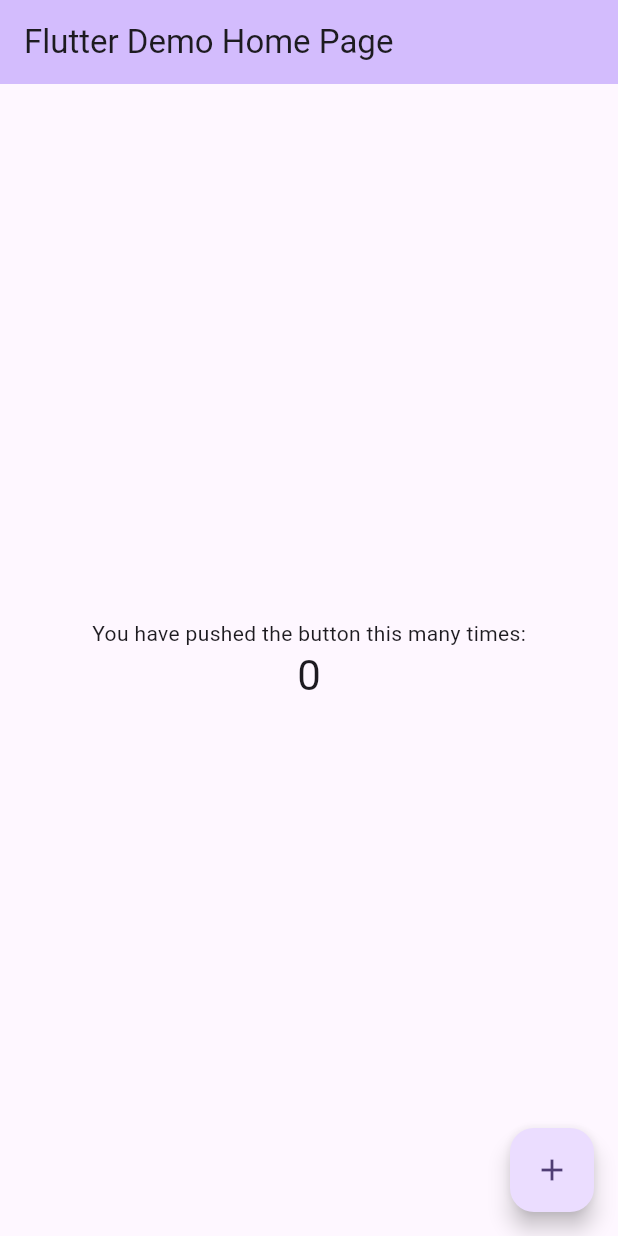
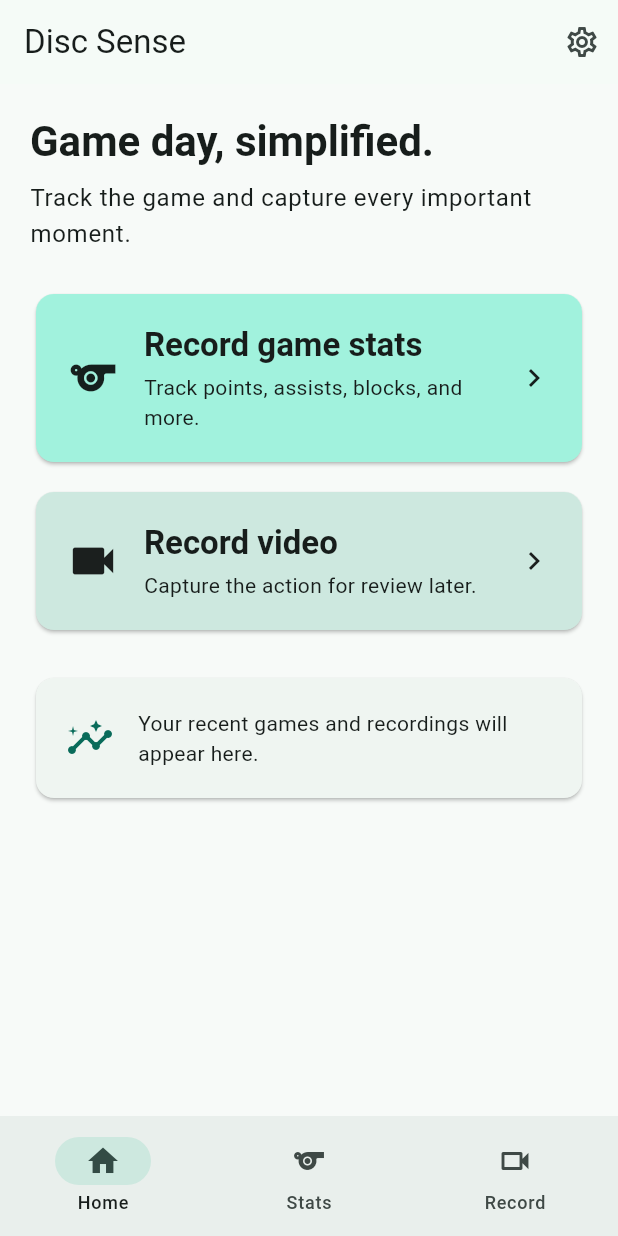
Before and after one commit to Disc-Sense/android-dev, a Flutter app: the screen it shows after launch, on a phone screen of 412 x 824 dp. Run offline on Flutter 3.47's test engine with Material 3 defaults, Android fonts, the phone set to English and light mode, and no system bars.

Commit message:
Added Pages for Statistics and Recording

```diff
--- a/disc_sense/lib/main.dart
+++ b/disc_sense/lib/main.dart
@@ -1,122 +1,212 @@
 import 'package:flutter/material.dart';
 
+import 'stats_page.dart';
+import 'video_page.dart';
+
 void main() {
-  runApp(const MyApp());
+  runApp(const DiscSenseApp());
 }
 
-class MyApp extends StatelessWidget {
-  const MyApp({super.key});
+class DiscSenseApp extends StatelessWidget {
+  const DiscSenseApp({super.key});
 
-  // This widget is the root of your application.
   @override
   Widget build(BuildContext context) {
     return MaterialApp(
-      title: 'Flutter Demo',
+      title: 'Disc Sense',
+      debugShowCheckedModeBanner: false,
       theme: ThemeData(
-        // This is the theme of your application.
-        //
-        // TRY THIS: Try running your application with "flutter run". You'll see
-        // the application has a purple toolbar. Then, without quitting the app,
-        // try changing the seedColor in the colorScheme below to Colors.green
-        // and then invoke "hot reload" (save your changes or press the "hot
-        // reload" button in a Flutter-supported IDE, or press "r" if you used
-        // the command line to start the app).
-        //
-        // Notice that the counter didn't reset back to zero; the application
-        // state is not lost during the reload. To reset the state, use hot
-        // restart instead.
-        //
-        // This works for code too, not just values: Most code changes can be
-        // tested with just a hot reload.
-        colorScheme: .fromSeed(seedColor: Colors.deepPurple),
+        colorScheme: ColorScheme.fromSeed(
+          seedColor: const Color(0xFF176B5B),
+          brightness: Brightness.light,
         ),
-      home: const MyHomePage(title: 'Flutter Demo Home Page'),
+        useMaterial3: true,
+        scaffoldBackgroundColor: const Color(0xFFF7FAF8),
+        inputDecorationTheme: const InputDecorationTheme(
+          border: OutlineInputBorder(),
+        ),
+      ),
+      home: const AppShell(),
     );
   }
 }
 
-class MyHomePage extends StatefulWidget {
-  const MyHomePage({super.key, required this.title});
-
-  // This widget is the home page of your application. It is stateful, meaning
-  // that it has a State object (defined below) that contains fields that affect
-  // how it looks.
-
-  // This class is the configuration for the state. It holds the values (in this
-  // case the title) provided by the parent (in this case the App widget) and
-  // used by the build method of the State. Fields in a Widget subclass are
-  // always marked "final".
-
-  final String title;
+class AppShell extends StatefulWidget {
+  const AppShell({super.key});
 
   @override
-  State<MyHomePage> createState() => _MyHomePageState();
+  State<AppShell> createState() => _AppShellState();
 }
 
-class _MyHomePageState extends State<MyHomePage> {
-  int _counter = 0;
-
-  void _incrementCounter() {
-    setState(() {
-      // This call to setState tells the Flutter framework that something has
-      // changed in this State, which causes it to rerun the build method below
-      // so that the display can reflect the updated values. If we changed
-      // _counter without calling setState(), then the build method would not be
-      // called again, and so nothing would appear to happen.
-      _counter++;
-    });
-  }
+class _AppShellState extends State<AppShell> {
+  int _selectedIndex = 0;
 
   @override
   Widget build(BuildContext context) {
-    // This method is rerun every time setState is called, for instance as done
-    // by the _incrementCounter method above.
-    //
-    // The Flutter framework has been optimized to make rerunning build methods
-    // fast, so that you can just rebuild anything that needs updating rather
-    // than having to individually change instances of widgets.
+    final pages = <Widget>[
+      HomePage(
+        onOpenStats: () => setState(() => _selectedIndex = 1),
+        onOpenVideo: () => setState(() => _selectedIndex = 2),
+      ),
+      const StatsPage(),
+      const VideoPage(),
+    ];
+
+    return Scaffold(
+      body: IndexedStack(index: _selectedIndex, children: pages),
+      bottomNavigationBar: NavigationBar(
+        selectedIndex: _selectedIndex,
+        onDestinationSelected: (index) {
+          setState(() => _selectedIndex = index);
+        },
+        destinations: const [
+          NavigationDestination(
+            icon: Icon(Icons.home_outlined),
+            selectedIcon: Icon(Icons.home),
+            label: 'Home',
+          ),
+          NavigationDestination(
+            icon: Icon(Icons.sports_outlined),
+            selectedIcon: Icon(Icons.sports),
+            label: 'Stats',
+          ),
+          NavigationDestination(
+            icon: Icon(Icons.videocam_outlined),
+            selectedIcon: Icon(Icons.videocam),
+            label: 'Record',
+          ),
+        ],
+      ),
+    );
+  }
+}
+
+class HomePage extends StatelessWidget {
+  const HomePage({
+    super.key,
+    required this.onOpenStats,
+    required this.onOpenVideo,
+  });
+
+  final VoidCallback onOpenStats;
+  final VoidCallback onOpenVideo;
+
+  @override
+  Widget build(BuildContext context) {
     return Scaffold(
       appBar: AppBar(
-        // TRY THIS: Try changing the color here to a specific color (to
-        // Colors.amber, perhaps?) and trigger a hot reload to see the AppBar
-        // change color while the other colors stay the same.
-        backgroundColor: Theme.of(context).colorScheme.inversePrimary,
-        // Here we take the value from the MyHomePage object that was created by
-        // the App.build method, and use it to set our appbar title.
-        title: Text(widget.title),
+        title: const Text('Disc Sense'),
+        actions: [
+          IconButton(
+            onPressed: () {},
+            icon: const Icon(Icons.settings_outlined),
+            tooltip: 'Settings',
           ),
-      body: Center(
-        // Center is a layout widget. It takes a single child and positions it
-        // in the middle of the parent.
-        child: Column(
-          // Column is also a layout widget. It takes a list of children and
-          // arranges them vertically. By default, it sizes itself to fit its
-          // children horizontally, and tries to be as tall as its parent.
-          //
-          // Column has various properties to control how it sizes itself and
-          // how it positions its children. Here we use mainAxisAlignment to
-          // center the children vertically; the main axis here is the vertical
-          // axis because Columns are vertical (the cross axis would be
-          // horizontal).
-          //
-          // TRY THIS: Invoke "debug painting" (choose the "Toggle Debug Paint"
-          // action in the IDE, or press "p" in the console), to see the
-          // wireframe for each widget.
-          mainAxisAlignment: .center,
+        ],
+      ),
+      body: ListView(
+        padding: const EdgeInsets.all(20),
         children: [
-            const Text('You have pushed the button this many times:'),
           Text(
-              '$_counter',
-              style: Theme.of(context).textTheme.headlineMedium,
+            'Game day, simplified.',
+            style: Theme.of(context).textTheme.headlineMedium
+                ?.copyWith(fontWeight: FontWeight.bold),
+          ),
+          const SizedBox(height: 8),
+          Text(
+            'Track the game and capture every important moment.',
+            style: Theme.of(context).textTheme.bodyLarge,
+          ),
+          const SizedBox(height: 24),
+          _HomeActionCard(
+            icon: Icons.sports,
+            title: 'Record game stats',
+            subtitle: 'Track points, assists, blocks, and more.',
+            color: Theme.of(context).colorScheme.primaryContainer,
+            onPressed: onOpenStats,
+          ),
+          const SizedBox(height: 12),
+          _HomeActionCard(
+            icon: Icons.videocam,
+            title: 'Record video',
+            subtitle: 'Capture the action for review later.',
+            color: Theme.of(context).colorScheme.secondaryContainer,
+            onPressed: onOpenVideo,
+          ),
+          const SizedBox(height: 24),
+          Card(
+            child: Padding(
+              padding: const EdgeInsets.all(20),
+              child: Row(
+                children: [
+                  Icon(
+                    Icons.insights,
+                    size: 32,
+                    color: Theme.of(context).colorScheme.primary,
+                  ),
+                  const SizedBox(width: 16),
+                  const Expanded(
+                    child: Text(
+                      'Your recent games and recordings will appear here.',
+                    ),
                   ),
                 ],
               ),
             ),
-      floatingActionButton: FloatingActionButton(
-        onPressed: _incrementCounter,
-        tooltip: 'Increment',
-        child: const Icon(Icons.add),
+          ),
+        ],
       ),
     );
   }
 }
+
+class _HomeActionCard extends StatelessWidget {
+  const _HomeActionCard({
+    required this.icon,
+    required this.title,
+    required this.subtitle,
+    required this.color,
+    required this.onPressed,
+  });
+
+  final IconData icon;
+  final String title;
+  final String subtitle;
+  final Color color;
+  final VoidCallback onPressed;
+
+  @override
+  Widget build(BuildContext context) {
+    return Card(
+      color: color,
+      child: InkWell(
+        onTap: onPressed,
+        borderRadius: BorderRadius.circular(12),
+        child: Padding(
+          padding: const EdgeInsets.all(20),
+          child: Row(
+            children: [
+              Icon(icon, size: 36),
+              const SizedBox(width: 16),
+              Expanded(
+                child: Column(
+                  crossAxisAlignment: CrossAxisAlignment.start,
+                  children: [
+                    Text(
+                      title,
+                      style: Theme.of(context).textTheme.titleLarge
+                          ?.copyWith(fontWeight: FontWeight.bold),
+                    ),
+                    const SizedBox(height: 4),
+                    Text(subtitle),
+                  ],
+                ),
+              ),
+              const Icon(Icons.chevron_right),
+            ],
+          ),
+        ),
+      ),
+    );
+  }
+}
```
Also changed, not shown: disc_sense/lib/stats_page.dart (added, +186 -0 lines), disc_sense/lib/video_page.dart (added, +101 -0 lines), 1 other file. Lines whose indentation alone changed are shown as unchanged.
